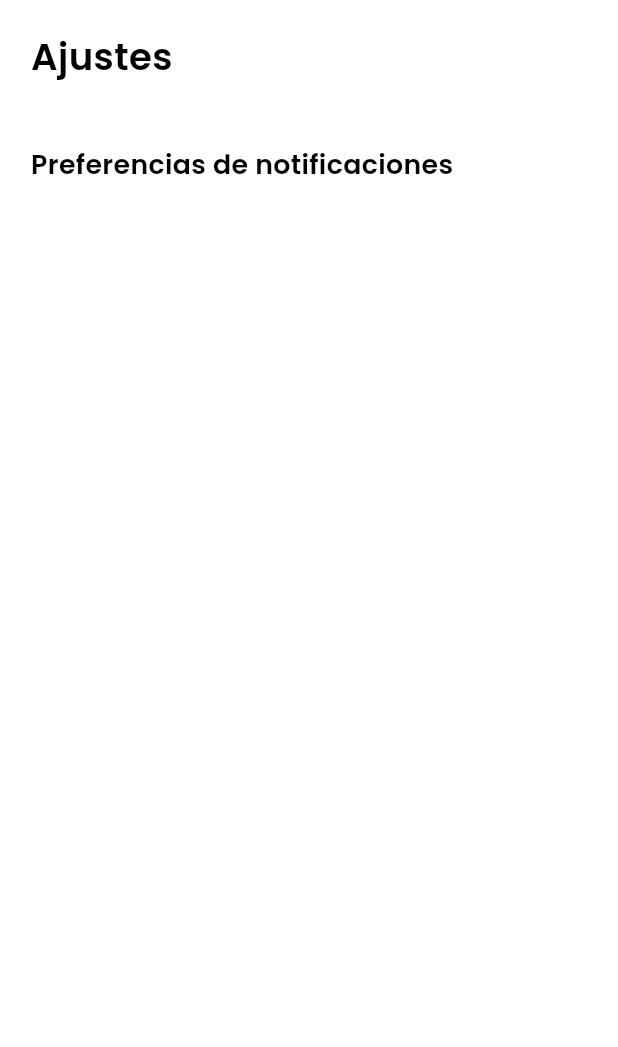
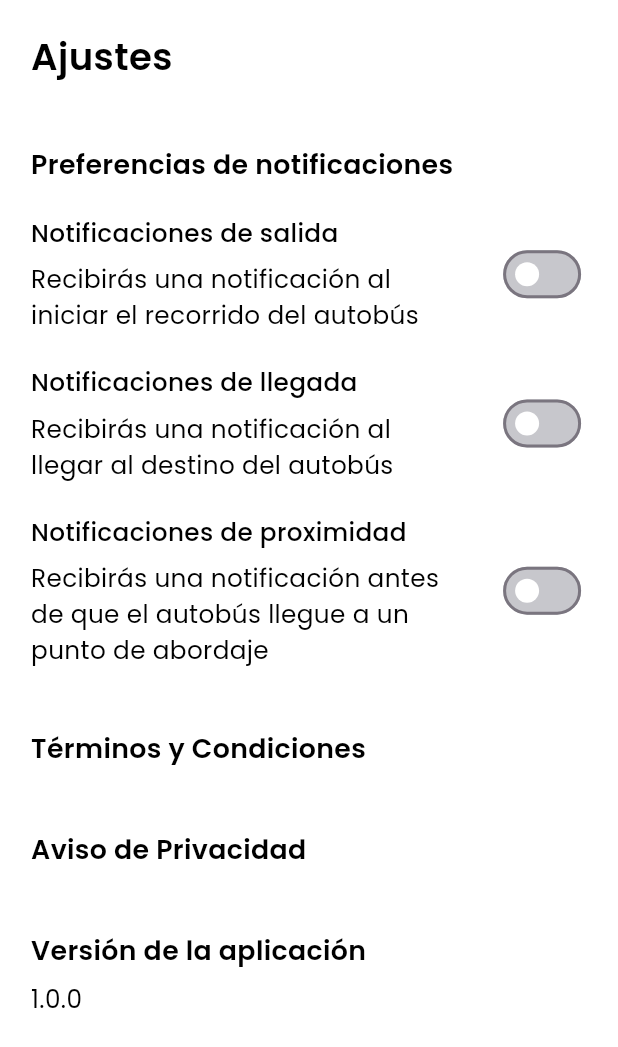
Before and after one commit to AnthonyMA5/BusMe-Mobile-App, a Flutter app: the SettingsView screen opened directly, on a phone screen of 412 x 824 dp. Shown: the top 1047 px of the screen. Run offline on Flutter 3.47's test engine with Material 3 defaults, Android fonts, the phone set to English and light mode, and no system bars; our stand-ins replace google_maps_flutter, sizer; missing offline and left inert: fui_kit.

```diff
--- a/lib/constants/styles/app_text_styles.dart
+++ b/lib/constants/styles/app_text_styles.dart
@@ -65,6 +65,13 @@ class AppTextStyles {
   }
 
   static TextStyle contentText(BuildContext context) {
+    return textRegular.copyWith(
+      fontSize: 12.sp,
+      color: AppColors.textColor,
+    );
+  }
+
+  static TextStyle boldContentText(BuildContext context) {
     return textMedium.copyWith(
       fontSize: 12.sp,
       color: AppColors.textColor,
--- a/lib/views/login_view.dart
+++ b/lib/views/login_view.dart
@@ -130,7 +130,7 @@ class _LoginViewState extends State<LoginView> {
                       alignment: Alignment.center,
                       child: Text(
                         TextStrings.signUpQuestion,
-                        style: AppTextStyles.contentText(context),
+                        style: AppTextStyles.labelText(context),
                       ),
                     ),
                     BusMeLinkText(
--- a/lib/views/settings_view.dart
+++ b/lib/views/settings_view.dart
@@ -6,6 +6,7 @@ import 'package:busme/routes/app_routes.dart';
 import 'package:fui_kit/fui_kit.dart';
 import 'package:busme/constants/styles/app_text_styles.dart';
 import 'package:busme/views/map_view.dart';
+import 'package:busme/widgets/bm_preference_switch.dart';
 
 class SettingsView extends StatefulWidget {
   const SettingsView({super.key});
@@ -15,6 +16,7 @@ class SettingsView extends StatefulWidget {
 }
 
 class _SettingsViewState extends State<SettingsView> {
+  bool _isSwitched = false;
 
   @override
   Widget build(BuildContext context) {
@@ -25,7 +27,7 @@ class _SettingsViewState extends State<SettingsView> {
       backgroundColor: AppColors.backgroundColor,
       body: SafeArea(
         child: LayoutBuilder(
-          builder: (BuildContext context, BoxConstraints constraints){
+          builder: (BuildContext context, BoxConstraints constraints) {
             return SingleChildScrollView(
               physics: const AlwaysScrollableScrollPhysics(),
               scrollDirection: Axis.vertical,
@@ -43,17 +45,61 @@ class _SettingsViewState extends State<SettingsView> {
                         'Ajustes',
                         style: AppTextStyles.titleText(context),
                       ),
-                      SizedBox(height: 30.sp,),
+                      SizedBox(
+                        height: 30.sp,
+                      ),
                       Text(
-                          'Preferencias de notificaciones',
+                        'Preferencias de notificaciones',
                         style: AppTextStyles.labelText(context),
                       ),
+                      SizedBox(
+                        height: 15.sp,
+                      ),
+                      BusMePreferenceSwitch(
+                          label: 'Notificaciones de salida',
+                          description: 'Recibirás una notificación al iniciar el recorrido del autobús',
+                          value: _isSwitched,
+                          onChanged: (value) {
+                            setState(() {
+                              _isSwitched = value;
+                            });
+                          },
+                      ),
+                      SizedBox(height: 15.sp,),
+                      BusMePreferenceSwitch(
+                          label: 'Notificaciones de llegada',
+                          description: 'Recibirás una notificación al llegar al destino del autobús',
+                          value: _isSwitched,
+                          onChanged: (value) {
+                            setState(() {
+                              _isSwitched = value;
+                            });
+                          },
+                      ),
+                      SizedBox(height: 15.sp,),
+                      BusMePreferenceSwitch(
+                        label: 'Notificaciones de proximidad',
+                        description: 'Recibirás una notificación antes de que el autobús llegue a un punto de abordaje',
+                        value: _isSwitched,
+                        onChanged: (value) {
+                          setState(() {
+                            _isSwitched = value;
+                          });
+                        },
+                      ),
+                      SizedBox(height: 30.sp,),
                       Row(
-                        crossAxisAlignment: CrossAxisAlignment.stretch,
                         children: [
+                          Text('Términos y Condiciones', style: AppTextStyles.labelText(context),),
 
                         ],
-                      )
+                      ),
+                      SizedBox(height: 30.sp,),
+                      Text('Aviso de Privacidad', style: AppTextStyles.labelText(context),),
+                      SizedBox(height: 30.sp,),
+                      Text('Versión de la aplicación', style: AppTextStyles.labelText(context),),
+                      SizedBox(height: 5.sp,),
+                      Text('1.0.0', style: AppTextStyles.contentText(context),),
                     ],
                   ),
                 ),
--- /dev/null
+++ b/lib/widgets/bm_preference_switch.dart
@@ -0,0 +1,57 @@
+import 'package:flutter/material.dart';
+import 'package:busme/constants/styles/app_text_styles.dart';
+import 'package:busme/constants/styles/app_colors.dart';
+import 'package:sizer/sizer.dart';
+
+class BusMePreferenceSwitch extends StatefulWidget {
+  final String label, description;
+  final bool value;
+  final ValueChanged<bool> onChanged;
+
+  BusMePreferenceSwitch({
+    required this.label,
+    required this.description,
+    required this.value,
+    required this.onChanged});
+
+  @override
+  State<BusMePreferenceSwitch> createState() => _BusMePreferenceSwitchState();
+}
+
+class _BusMePreferenceSwitchState extends State<BusMePreferenceSwitch> {
+  @override
+  Widget build(BuildContext context) {
+    return Row(
+      crossAxisAlignment: CrossAxisAlignment.center,
+      children: [
+        Expanded(
+          child: Column(
+            crossAxisAlignment: CrossAxisAlignment.start,
+            children: [
+              Text(
+                widget.label,
+                style: AppTextStyles.boldContentText(context),
+              ),
+              SizedBox(
+                height: 5.sp,
+              ),
+              Text(
+                widget.description,
+                style: AppTextStyles.contentText(context),
+                softWrap: true,
+              ),
+            ],
+          ),
+        ),
+        SizedBox(width: 17.sp,),
+        Switch(
+          inactiveThumbColor: Colors.white,
+          inactiveTrackColor: Color(0xFFC7C7CC),
+          activeTrackColor: Color(0xFF12B28C),
+          value: widget.value,
+          onChanged: widget.onChanged,
+        ),
+      ],
+    );
+  }
+}
```
